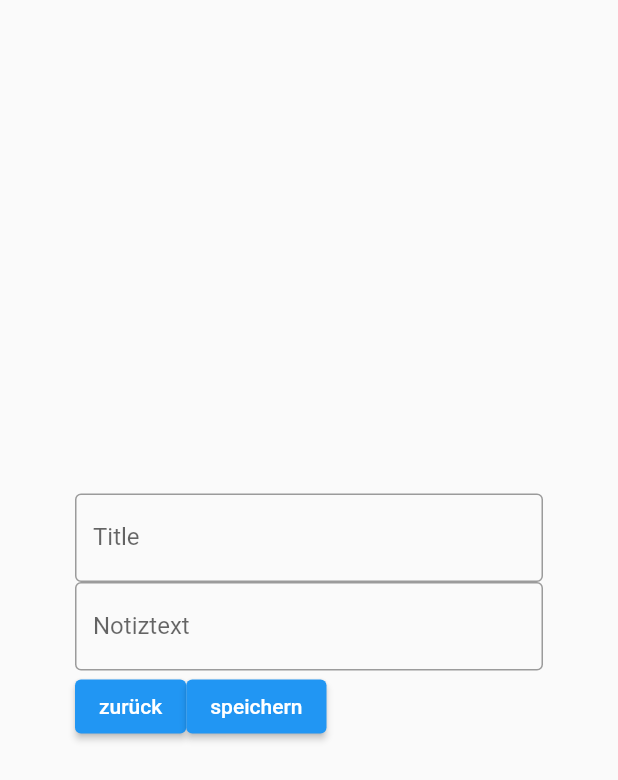
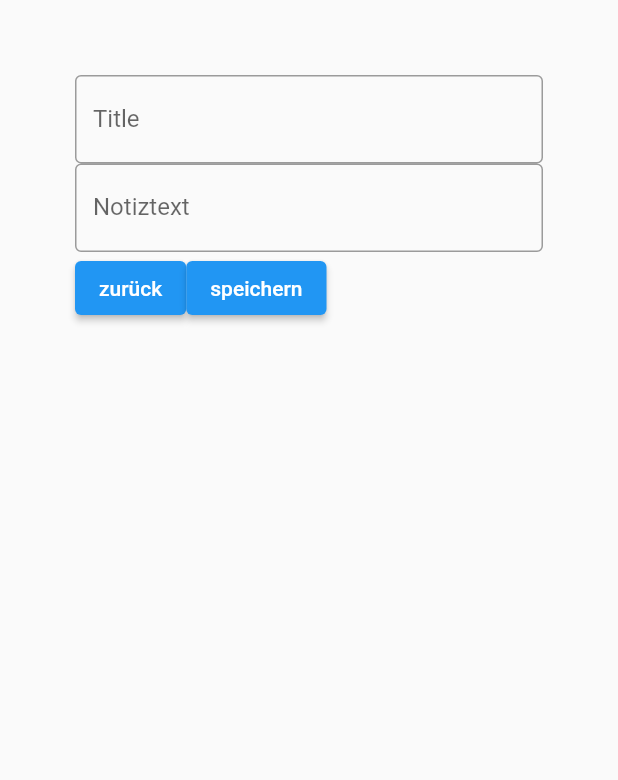
Before and after one commit to AaronLinder/notizapp, a Flutter app: the notiz screen opened by its route, on a phone screen of 412 x 824 dp. Shown: the top 780 px of the screen. Run offline on Flutter 3.47's test engine with Material 2 defaults, Android fonts, the phone set to English and light mode, and no system bars.

Commit message:
Update notiz.dart
positionierung

```diff
--- a/lib/notiz.dart
+++ b/lib/notiz.dart
@@ -11,8 +11,6 @@ class notiz extends StatelessWidget {
           alignment: Alignment.center,
           padding: EdgeInsets.all(50.0),
           child: Column(
-              mainAxisAlignment: MainAxisAlignment.center,
-              mainAxisSize: MainAxisSize.max,
               children: [
                 Align(
                   alignment: Alignment.topCenter,
```
